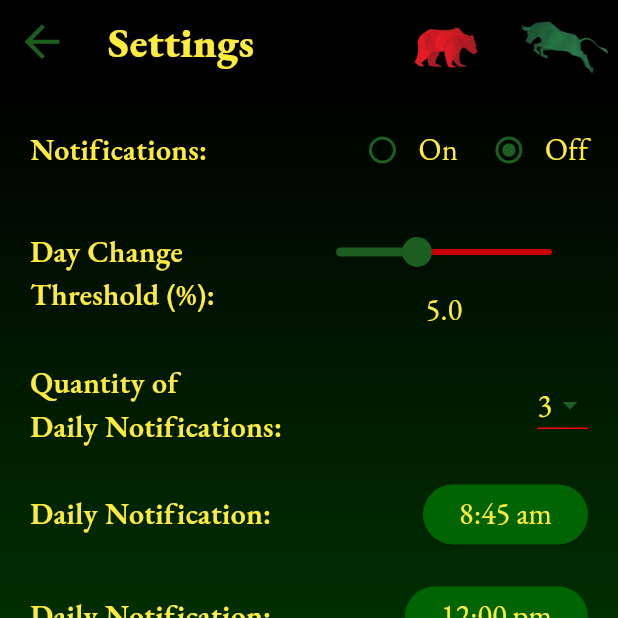
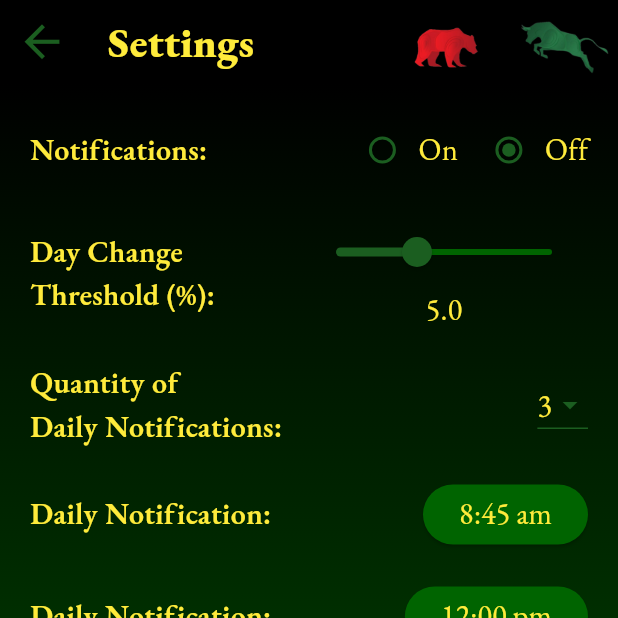
Before and after one commit to JoshMJohnson/Stock_Alert, a Flutter app: the screen it shows after launch, after a tap on the "settings" icon, on a phone screen of 412 x 824 dp, the top half of it. Run offline on Flutter 3.47's test engine with Material 3 defaults, Android fonts, the light colour scheme and no system bars; our stand-ins replace shared_preferences.

Commit message:
settings page dark theme completed

```diff
--- a/lib/pages/settingsPageWidgets/notification_toggling.dart
+++ b/lib/pages/settingsPageWidgets/notification_toggling.dart
@@ -30,7 +30,7 @@ class NotificationToggle extends StatelessWidget {
                   groupValue: notificationToggledOn,
                   fillColor: MaterialStateProperty.resolveWith<Color>(
                       (Set<MaterialState> states) {
-                    return const Color(0xFF1B5E20);
+                    return Theme.of(context).colorScheme.secondary;
                   }),
                   onChanged: (isToggledOn) {
                     updateNotificationToggle(isToggledOn!);
@@ -54,7 +54,7 @@ class NotificationToggle extends StatelessWidget {
                       groupValue: notificationToggledOn,
                       fillColor: MaterialStateProperty.resolveWith<Color>(
                           (Set<MaterialState> states) {
-                        return const Color(0xFF1B5E20);
+                        return Theme.of(context).colorScheme.secondary;
                       }),
                       onChanged: (isToggledOn) {
                         updateNotificationToggle(isToggledOn!);
--- a/lib/pages/settingsPageWidgets/price_change_threshold.dart
+++ b/lib/pages/settingsPageWidgets/price_change_threshold.dart
@@ -28,8 +28,8 @@ class PriceChangeThreshold extends StatelessWidget {
                   value: thresholdValue,
                   max: 10,
                   min: 2,
-                  activeColor: const Color(0xFF1B5E20),
-                  inactiveColor: const Color(0xFFCC0000),
+                  activeColor: Theme.of(context).colorScheme.secondary,
+                  inactiveColor: Theme.of(context).colorScheme.background,
                   onChanged: (value) {
                     sliderActionHandler(value);
                   }),
--- a/lib/pages/settingsPageWidgets/quantity_notifications_selector.dart
+++ b/lib/pages/settingsPageWidgets/quantity_notifications_selector.dart
@@ -58,10 +58,10 @@ class QuantityNotificationsSelector extends StatelessWidget {
                 underline: Container(
                   width: 200,
                   height: 1,
-                  color: const Color(0xFFFF0000),
+                  color: Theme.of(context).colorScheme.secondary,
                 ),
                 dropdownColor: Theme.of(context).colorScheme.background,
-                iconEnabledColor: const Color(0xFF1B5E20),
+                iconEnabledColor: Theme.of(context).colorScheme.secondary,
                 borderRadius: BorderRadius.circular(40),
               ),
             ],
```
